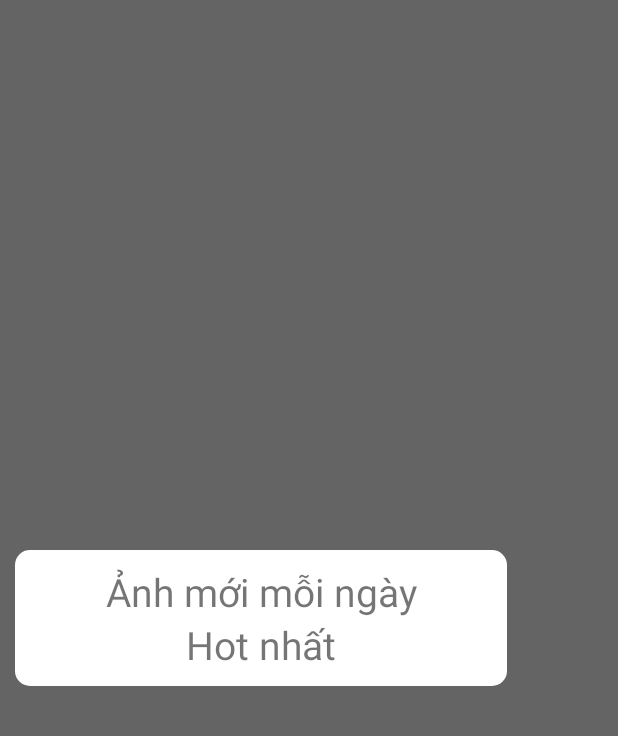
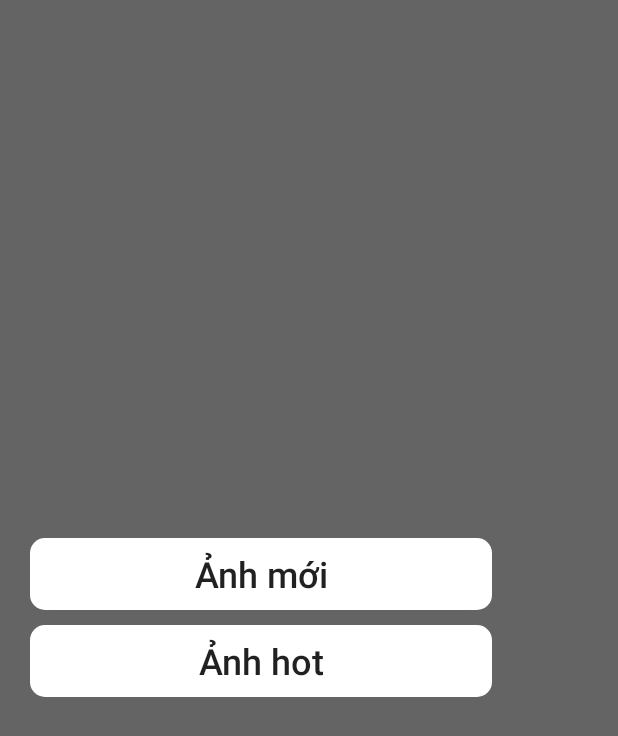
Before and after one commit to khoi-nguyen-2359/wallpaper-gallery, an Android app: the screen it shows after launch (MainActivity), with the side drawer open, on a phone screen of 412 x 824 dp. Shown: the top 736 px of the screen. Run offline under Robolectric (Android 15) with nearby library versions, the phone set to English and light mode, and no system bars; our stand-ins replace Picasso; libraries missing offline, so code that uses them is left out: de.greenrobot.event; pictures from the network do not load; 4 statements that could not run were skipped.

Commit message:
fix UI styles

```diff
--- a/app/src/main/java/com/xkcn/crawler/MainActivity.java
+++ b/app/src/main/java/com/xkcn/crawler/MainActivity.java
@@ -37,7 +37,7 @@ public class MainActivity extends BaseActivity {
         layoutDrawer = (DrawerLayout) findViewById(R.id.drawer_layout);
 
         adapterPhotoPages = new PhotoPagerAdapter(getSupportFragmentManager());
-        adapterPhotoPages.setType(PhotoPagerAdapter.TYPE_HOTEST);
+        adapterPhotoPages.setType(PhotoPagerAdapter.TYPE_LATEST);
         pager = (ViewPager) findViewById(R.id.viewpager);
         pager.setAdapter(adapterPhotoPages);
 
--- a/app/src/main/java/com/xkcn/crawler/XkcnApp.java
+++ b/app/src/main/java/com/xkcn/crawler/XkcnApp.java
@@ -14,6 +14,6 @@ public class XkcnApp extends Application {
     public void onCreate() {
         super.onCreate();
         app = this;
-        Picasso.with(this).setIndicatorsEnabled(BuildConfig.LOGGABLE);
+//        Picasso.with(this).setIndicatorsEnabled(BuildConfig.LOGGABLE);
     }
 }
--- /dev/null
+++ b/app/src/main/res/drawable-v21/bg_sidebar_item.xml
@@ -0,0 +1,5 @@
+<?xml version="1.0" encoding="utf-8"?>
+<ripple xmlns:android="http://schemas.android.com/apk/res/android"
+    android:color="?attr/colorControlHighlight">
+    <item android:id="@+id/mask" android:drawable="@drawable/shape_sidebar_item_normal"/>
+</ripple>
--- /dev/null
+++ b/app/src/main/res/drawable/bg_sidebar_item.xml
@@ -0,0 +1,15 @@
+<?xml version="1.0" encoding="utf-8"?>
+<selector xmlns:android="http://schemas.android.com/apk/res/android">
+    <item android:state_pressed="true">
+        <layer-list>
+            <item>
+                <shape>
+                    <solid android:color="?attr/colorControlHighlight"/>
+                    <corners android:radius="10dp"/>
+                </shape>
+            </item>
+            <item android:drawable="@drawable/shape_sidebar_item_normal"/>
+        </layer-list>
+    </item>
+    <item android:drawable="@drawable/shape_sidebar_item_normal"/>
+</selector>
--- /dev/null
+++ b/app/src/main/res/drawable/divider_sidebar.xml
@@ -0,0 +1,5 @@
+<?xml version="1.0" encoding="utf-8"?>
+<shape xmlns:android="http://schemas.android.com/apk/res/android">
+    <solid android:color="@android:color/transparent"/>
+    <size android:height="10dp"/>
+</shape>
--- a/app/src/main/res/layout/activity_main.xml
+++ b/app/src/main/res/layout/activity_main.xml
@@ -19,7 +19,8 @@
         android:layout_height="match_parent">
 
         <LinearLayout
-            android:background="@drawable/bg_sidebar_item_container"
+            android:showDividers="middle"
+            android:divider="@drawable/divider_sidebar"
             android:layout_margin="10dp"
             android:padding="10dp"
             android:layout_gravity="center"
@@ -27,18 +28,22 @@
             android:layout_width="match_parent"
             android:layout_height="wrap_content">
 
-            <TextView
+            <Button
+                android:background="@drawable/bg_sidebar_item"
                 android:gravity="center"
                 android:id="@+id/tv_latest"
-                android:textSize="26sp"
+                android:textSize="24sp"
+                android:textAllCaps="false"
                 android:text="@string/sidebar_cat_latest"
                 android:layout_width="match_parent"
                 android:layout_height="wrap_content" />
 
-            <TextView
+            <Button
+                android:textAllCaps="false"
+                android:background="@drawable/bg_sidebar_item"
                 android:gravity="center"
                 android:id="@+id/tv_hotest"
-                android:textSize="26sp"
+                android:textSize="24sp"
                 android:text="@string/sidebar_cat_hotest"
                 android:layout_width="match_parent"
                 android:layout_height="wrap_content" />
--- a/app/src/main/res/layout/item_photo.xml
+++ b/app/src/main/res/layout/item_photo.xml
@@ -5,11 +5,11 @@
     android:foreground="?selectableItemBackgroundBorderless"
     android:layout_width="match_parent"
     android:layout_height="wrap_content"
-    android:layout_marginTop="5dp"
-    android:layout_marginBottom="5dp"
-    android:layout_marginLeft="5dp"
-    android:layout_marginRight="5dp"
-    app:contentPadding="@dimen/item_photo_content_padding"
+    android:layout_marginLeft="4dp"
+    android:layout_marginRight="4dp"
+    android:layout_marginTop="4dp"
+    android:layout_marginBottom="4dp"
+    app:contentPadding="0dp"
     app:cardCornerRadius="@dimen/item_photo_corner_radius"
     android:clickable="true"
     app:cardBackgroundColor="#fff">
--- a/app/src/main/res/values-v21/dimens.xml
+++ b/app/src/main/res/values-v21/dimens.xml
@@ -1,3 +1,3 @@
 <resources>
-    <dimen name="item_photo_content_padding">3dp</dimen>
+    <dimen name="item_photo_content_padding">0dp</dimen>
 </resources>
--- a/app/src/main/res/values/strings.xml
+++ b/app/src/main/res/values/strings.xml
@@ -10,7 +10,7 @@
     <string name="msg_wait_a_moment">Chờ trong giây lát ...</string>
     <string name="photo_action_download_failed_retry">Không thể tải ảnh, vui lòng thử lại sau ...</string>
     <string name="photo_action_download_processing">Đang tải ảnh phân giải cao ...</string>
-    <string name="sidebar_cat_latest">Ảnh mới mỗi ngày</string>
-    <string name="sidebar_cat_hotest">Hot nhất</string>
+    <string name="sidebar_cat_latest">Ảnh mới</string>
+    <string name="sidebar_cat_hotest">Ảnh hot</string>
 
 </resources>
```
Also changed, not shown: app/src/main/res/drawable/shape_sidebar_item_normal.xml (renamed from app/src/main/res/drawable/bg_sidebar_item_container.xml).
